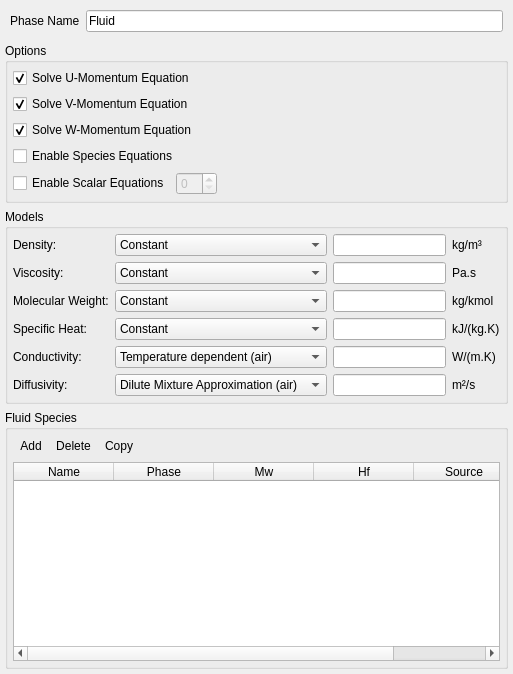
Old version of the form gui/uifiles/fluid.ui in the repository truongd8593/mfix.
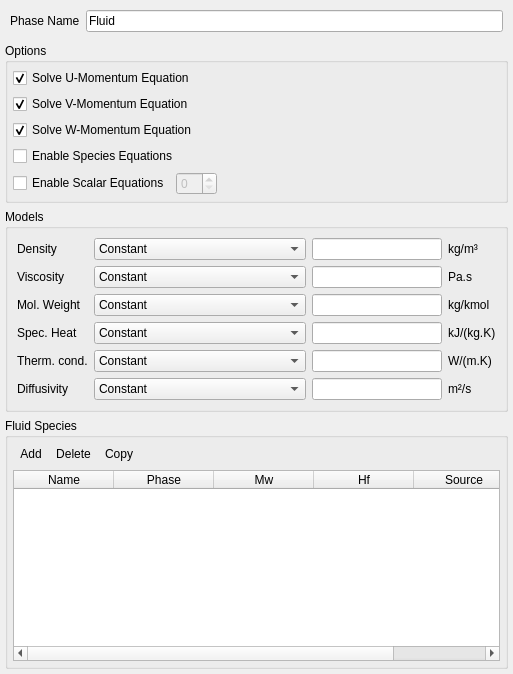
New version of the form. Custom widgets are drawn as their Qt base class.

The edit to the form file:
```diff
--- a/gui/uifiles/fluid.ui
+++ b/gui/uifiles/fluid.ui
@@ -142,18 +142,21 @@
       <bool>true</bool>
      </property>
      <layout class="QGridLayout" name="gridLayout_5">
-      <property name="margin">
-       <number>5</number>
-      </property>
       <item row="0" column="0">
        <widget class="QLabel" name="label_28">
         <property name="text">
-         <string>Density:</string>
+         <string>Density</string>
         </property>
        </widget>
       </item>
       <item row="0" column="1">
        <widget class="ComboBox" name="combobox_fluid_density_model">
+        <property name="sizeAdjustPolicy">
+         <enum>QComboBox::AdjustToContents</enum>
+        </property>
+        <property name="minimumContentsLength">
+         <number>1</number>
+        </property>
         <item>
          <property name="text">
           <string>Constant</string>
@@ -191,12 +194,18 @@
       <item row="1" column="0">
        <widget class="QLabel" name="label_29">
         <property name="text">
-         <string>Viscosity:</string>
+         <string>Viscosity</string>
         </property>
        </widget>
       </item>
       <item row="1" column="1">
        <widget class="ComboBox" name="combobox_fluid_viscosity_model">
+        <property name="sizeAdjustPolicy">
+         <enum>QComboBox::AdjustToContents</enum>
+        </property>
+        <property name="minimumContentsLength">
+         <number>1</number>
+        </property>
         <item>
          <property name="text">
           <string>Constant</string>
@@ -232,12 +241,18 @@
       <item row="2" column="0">
        <widget class="QLabel" name="label_30">
         <property name="text">
-         <string>Molecular Weight:</string>
+         <string>Mol. Weight</string>
         </property>
        </widget>
       </item>
       <item row="2" column="1">
        <widget class="ComboBox" name="combobox_fluid_mol_weight_model">
+        <property name="sizeAdjustPolicy">
+         <enum>QComboBox::AdjustToContents</enum>
+        </property>
+        <property name="minimumContentsLength">
+         <number>1</number>
+        </property>
         <item>
          <property name="text">
           <string>Constant</string>
@@ -268,12 +283,18 @@
       <item row="3" column="0">
        <widget class="QLabel" name="label_31">
         <property name="text">
-         <string>Specific Heat:</string>
+         <string>Spec. Heat</string>
         </property>
        </widget>
       </item>
       <item row="3" column="1">
        <widget class="ComboBox" name="combobox_fluid_specific_heat_model">
+        <property name="sizeAdjustPolicy">
+         <enum>QComboBox::AdjustToContents</enum>
+        </property>
+        <property name="minimumContentsLength">
+         <number>1</number>
+        </property>
         <item>
          <property name="text">
           <string>Constant</string>
@@ -309,13 +330,19 @@
       <item row="4" column="0">
        <widget class="QLabel" name="label_36">
         <property name="text">
-         <string>Conductivity:</string>
+         <string>Therm. cond.</string>
         </property>
        </widget>
       </item>
       <item row="4" column="1">
        <widget class="ComboBox" name="combobox_fluid_conductivity_model">
         <property name="currentIndex">
+         <number>0</number>
+        </property>
+        <property name="sizeAdjustPolicy">
+         <enum>QComboBox::AdjustToContents</enum>
+        </property>
+        <property name="minimumContentsLength">
          <number>1</number>
         </property>
         <item>
@@ -353,13 +380,19 @@
       <item row="5" column="0">
        <widget class="QLabel" name="label_37">
         <property name="text">
-         <string>Diffusivity:</string>
+         <string>Diffusivity</string>
         </property>
        </widget>
       </item>
       <item row="5" column="1">
        <widget class="ComboBox" name="combobox_fluid_diffusion_model">
         <property name="currentIndex">
+         <number>0</number>
+        </property>
+        <property name="sizeAdjustPolicy">
+         <enum>QComboBox::AdjustToContents</enum>
+        </property>
+        <property name="minimumContentsLength">
          <number>1</number>
         </property>
         <item>
```
Left out of the diff: 4 changed lines with no effect on the pictures.
